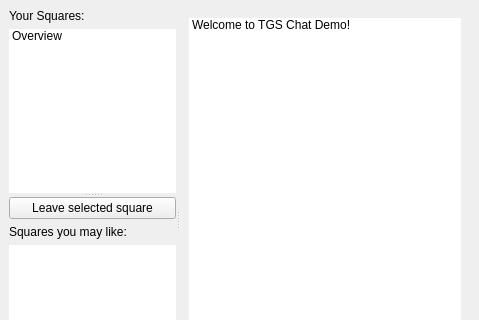
whirm/tgs-pc, file src/ui/main.ui: the form before one commit; both pictures show x 0 to 479 and y 0 to 320 of the 479 by 572 pixel window.
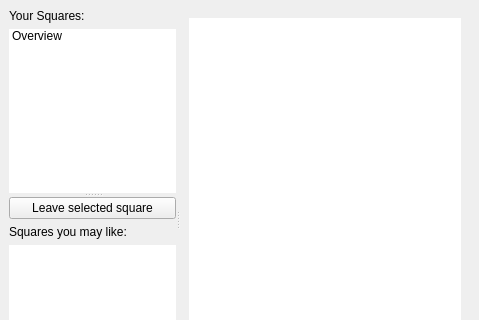
The form after the commit. Icons and pictures are not drawn.

Commit message: Implemented message sorting, still need to sort at subsecond resolution

What changed in the file:
```diff
--- a/src/ui/main.ui
+++ b/src/ui/main.ui
@@ -295,11 +295,6 @@
            <property name="wordWrap">
             <bool>true</bool>
            </property>
-           <item>
-            <property name="text">
-             <string>Welcome to TGS Chat Demo!</string>
-            </property>
-           </item>
           </widget>
          </item>
         </layout>
```
The commit also changes 2 other files.
